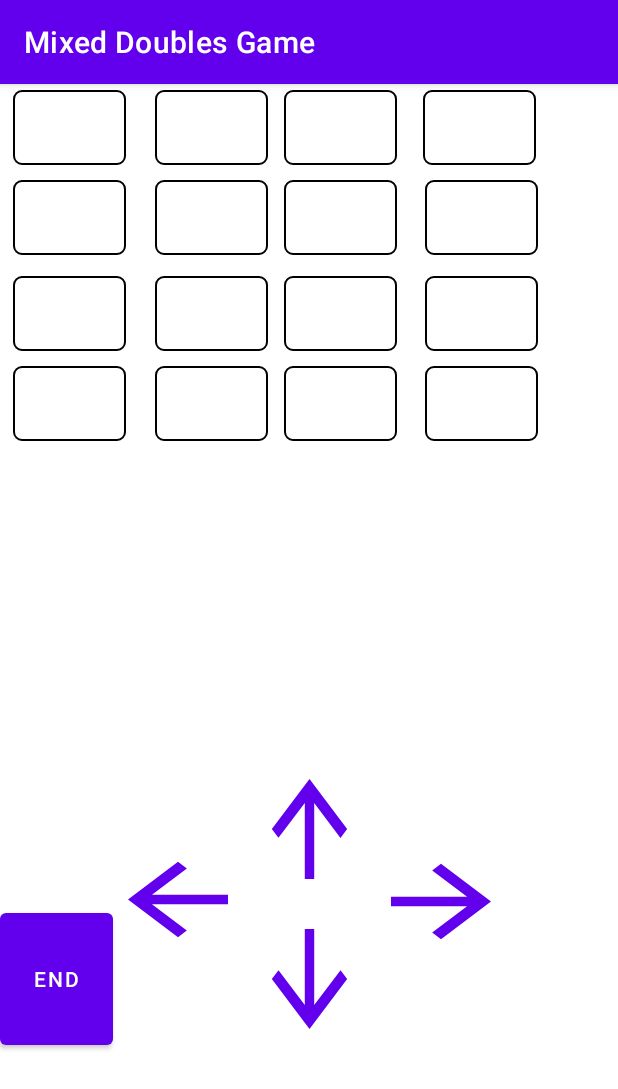
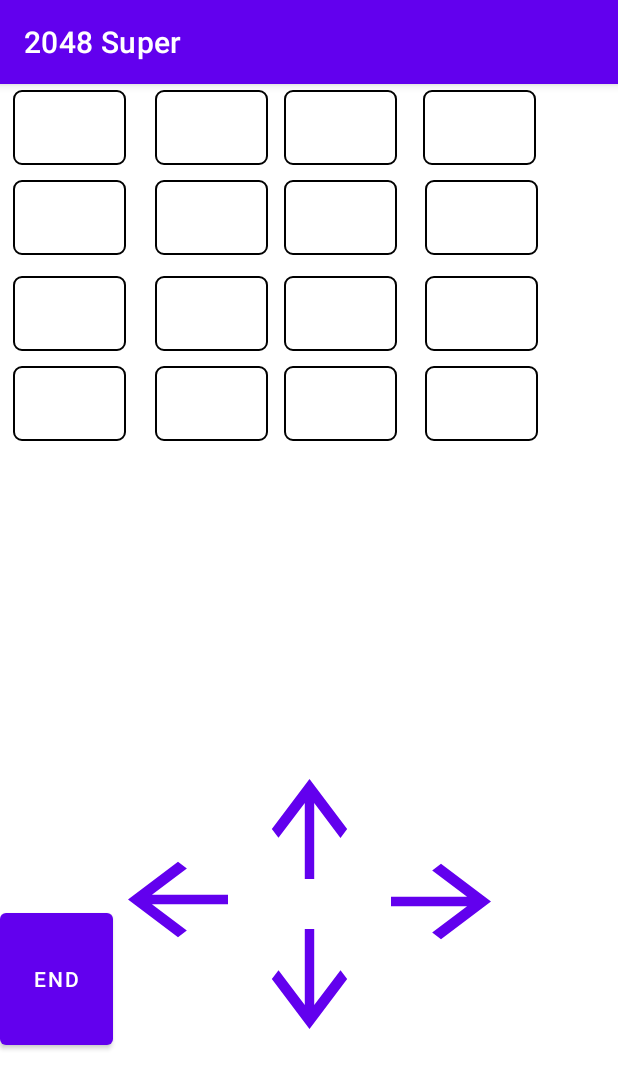
Before and after one commit to Bhawna-Ad/MixedDoublesGame, an Android app: the screen it shows after launch (MainActivity), on a phone screen of 412 x 824 dp. Shown: the top 1089 px of the screen. Run offline under Robolectric (Android 15) with nearby library versions, the light colour scheme and no system bars; our stand-ins replace data binding.

Commit message:
removed had coding on colors and app

```diff
--- a/app/src/main/res/drawable/border1.xml
+++ b/app/src/main/res/drawable/border1.xml
@@ -4,7 +4,7 @@
 
     <!-- View background color -->
     <solid
-        android:color="#ccff33" >
+        android:color="@color/lime" >
     </solid>
 
     <!-- View border color and width -->
--- a/app/src/main/res/drawable/border2.xml
+++ b/app/src/main/res/drawable/border2.xml
@@ -4,7 +4,7 @@
 
     <!-- View background color -->
     <solid
-        android:color="#ffff1a" >
+        android:color="@color/yellow" >
     </solid>
 
     <!-- View border color and width -->
--- a/app/src/main/res/drawable/border3.xml
+++ b/app/src/main/res/drawable/border3.xml
@@ -4,7 +4,7 @@
 
     <!-- View background color -->
     <solid
-        android:color="#ff8000" >
+        android:color="@color/orange" >
     </solid>
 
     <!-- View border color and width -->
--- a/app/src/main/res/drawable/border4.xml
+++ b/app/src/main/res/drawable/border4.xml
@@ -4,7 +4,7 @@
 
     <!-- View background color -->
     <solid
-        android:color="#e65c00" >
+        android:color="@color/red" >
     </solid>
 
     <!-- View border color and width -->
--- a/app/src/main/res/drawable/border5.xml
+++ b/app/src/main/res/drawable/border5.xml
@@ -4,7 +4,7 @@
 
     <!-- View background color -->
     <solid
-        android:color="#ff471a" >
+        android:color="@color/dark_red" >
     </solid>
 
     <!-- View border color and width -->
--- a/app/src/main/res/values/colors.xml
+++ b/app/src/main/res/values/colors.xml
@@ -7,4 +7,9 @@
     <color name="teal_700">#FF018786</color>
     <color name="black">#FF000000</color>
     <color name="white">#FFFFFFFF</color>
+    <color name="lime">#ccff33</color>
+    <color name="yellow">#ffff1a</color>
+    <color name="orange">#ff8000</color>
+    <color name="red">#e65c00</color>
+    <color name="dark_red">#ff471a</color>
 </resources>
--- a/app/src/main/res/values/strings.xml
+++ b/app/src/main/res/values/strings.xml
@@ -1,3 +1,3 @@
 <resources>
-    <string name="app_name">Mixed Doubles Game</string>
+    <string name="app_name">2048 Super</string>
 </resources>
```
